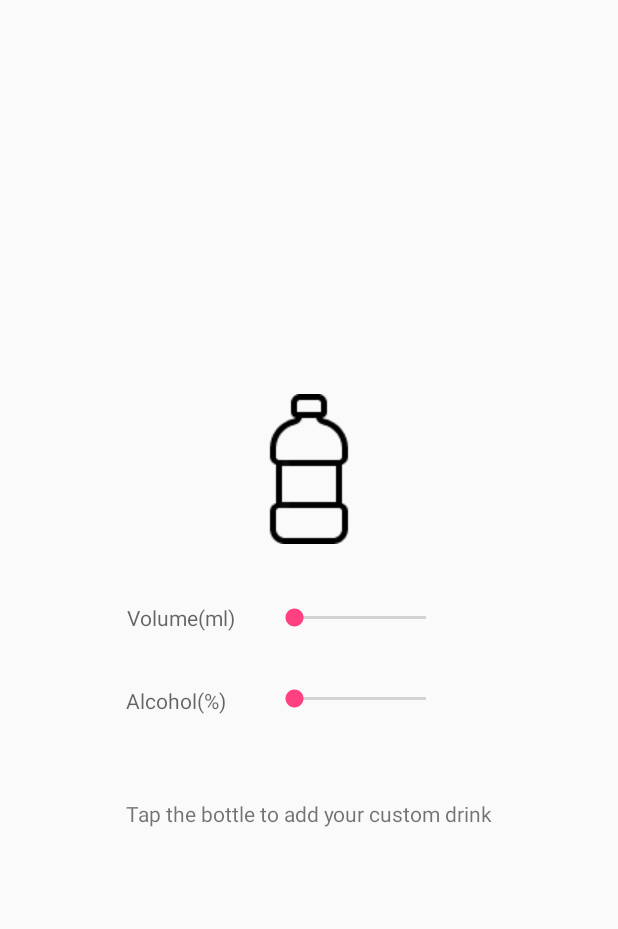
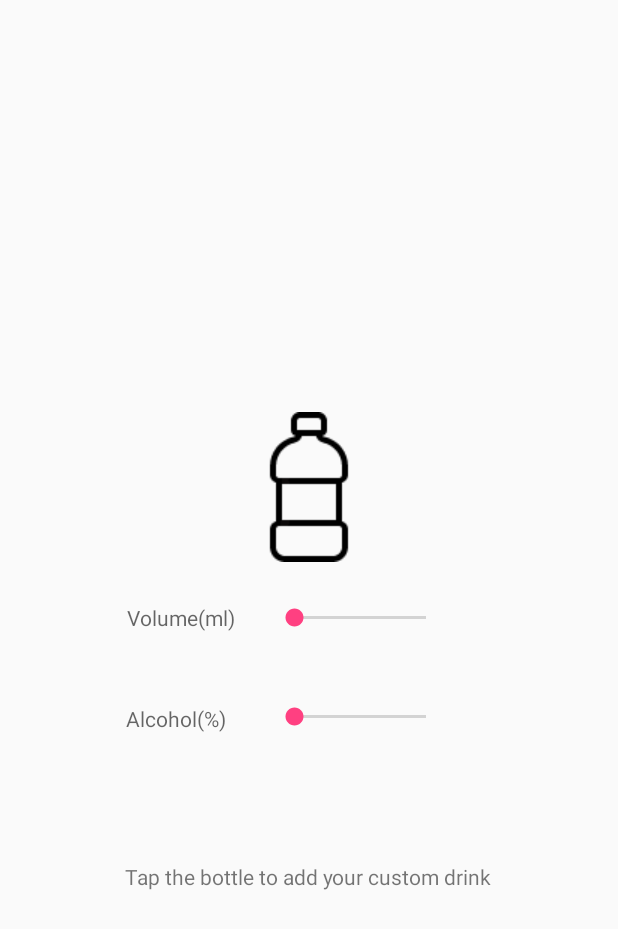
Before and after one commit to billprig/TabLayoutWithViewPager, an Android app: the fragment CustomFragment shown on its own in the app's theme, on a phone screen of 412 x 824 dp. Shown: the top 929 px of the screen. Run offline under Robolectric (Android 15) with nearby library versions, the light colour scheme and no system bars.

Commit message:
update UI

```diff
--- a/app/src/main/AndroidManifest.xml
+++ b/app/src/main/AndroidManifest.xml
@@ -4,7 +4,8 @@
 
     <application
         android:allowBackup="true"
-        android:icon="@mipmap/ic_launcher"
+
+        android:icon="@drawable/logo"
         android:label="@string/app_name"
         android:supportsRtl="true"
         android:theme="@style/AppTheme">
--- a/app/src/main/java/roy/tablayoutwithviewpager/MainActivity.java
+++ b/app/src/main/java/roy/tablayoutwithviewpager/MainActivity.java
@@ -38,6 +38,7 @@ public class MainActivity extends AppCompatActivity {
       Toolbar toolbar = (Toolbar) findViewById(R.id.toolbar);
       setSupportActionBar(toolbar);
       getSupportActionBar().setIcon(R.drawable.logo);
+      getSupportActionBar().setTitle("  Calcuholic");
 
       FloatingActionButton fab = (FloatingActionButton) findViewById(R.id.fab);
       fab.setOnClickListener(new View.OnClickListener() {
--- a/app/src/main/res/layout/content_main.xml
+++ b/app/src/main/res/layout/content_main.xml
@@ -16,10 +16,11 @@
 
     <Button
         android:onClick="click"
-        android:text="calculate"
+        android:background="@drawable/button_bac"
         android:layout_width="wrap_content"
         android:layout_height="wrap_content"
         android:id="@+id/imageButton"
+        android:layout_marginTop="94dp"
         android:layout_below="@+id/username_main1"
         android:layout_centerHorizontal="true"/>
 
--- a/app/src/main/res/layout/fragment_custom.xml
+++ b/app/src/main/res/layout/fragment_custom.xml
@@ -11,10 +11,9 @@
         android:layout_height="wrap_content"
         android:text="Tap the bottle to add your custom drink"
         android:id="@+id/customisetxt"
-        android:layout_below="@+id/seekBarAlcohol"
-        android:layout_alignLeft="@+id/setAlcohol"
-        android:layout_alignStart="@+id/setAlcohol"
-        android:layout_marginTop="48dp"/>
+        android:layout_marginTop="78dp"
+        android:layout_below="@+id/setAlcohol"
+        android:layout_centerHorizontal="true"/>
 
     <ImageButton
         android:layout_width="wrap_content"
@@ -22,8 +21,8 @@
         android:background="@drawable/waterbottle"
         android:id="@+id/bottle"
 
-        android:layout_marginBottom="30dp"
-        android:layout_above="@+id/seekBarPosotita"
+        android:layout_marginBottom="18dp"
+        android:layout_above="@+id/setVolume"
         android:layout_centerHorizontal="true"/>
 
     <TextView
@@ -87,10 +86,10 @@
         android:minHeight="6dip"
         android:maxHeight="6dip"
 
+        android:layout_marginTop="28dp"
         android:layout_below="@+id/seekBarPosotita"
         android:layout_alignLeft="@+id/seekBarPosotita"
-        android:layout_alignStart="@+id/seekBarPosotita"
-        android:layout_marginTop="16dp"/>
+        android:layout_alignStart="@+id/seekBarPosotita"/>
 
 
 </RelativeLayout>
```
Also changed, not shown: app/src/main/res/drawable-xxxhdpi/background_login_bt.png, app/src/main/res/drawable-xxxhdpi/background_login_bt_2.png (added), app/src/main/res/drawable-xxxhdpi/button_bac.png (added), app/src/main/res/drawable-xxxhdpi/logo.png, 1 other file.
